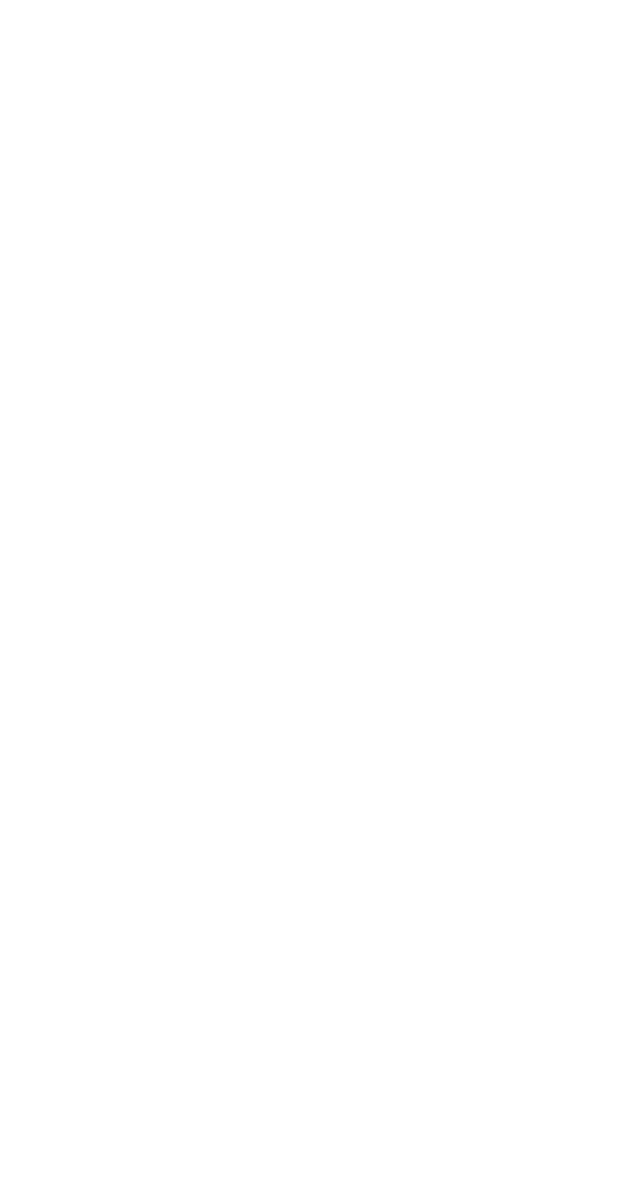
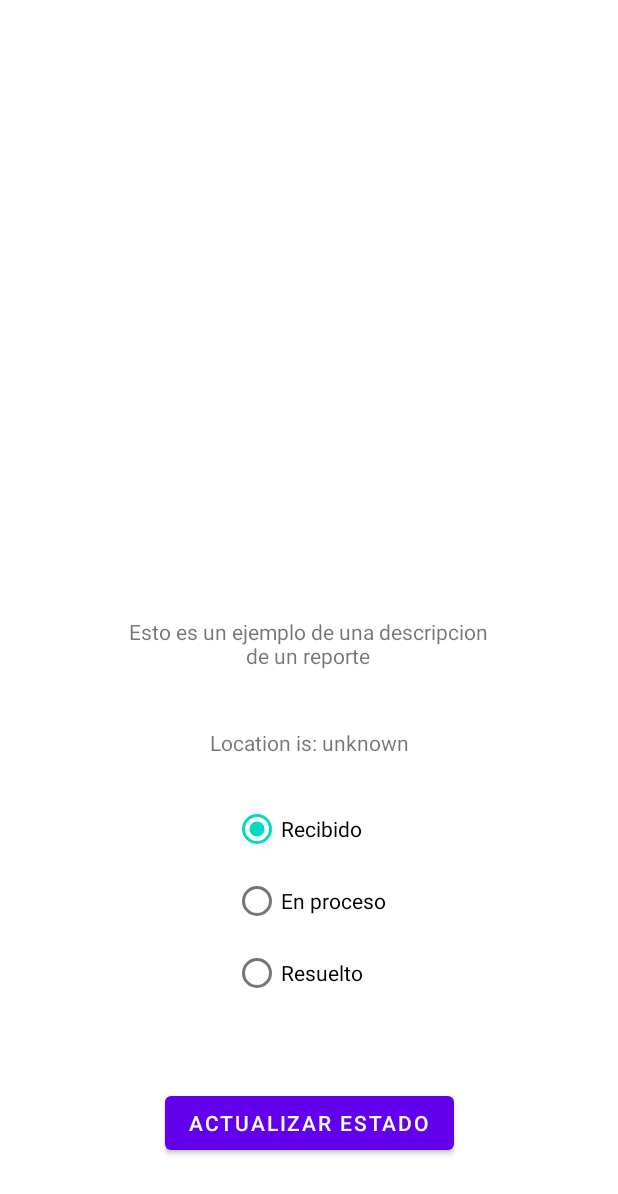
Before and after one commit to EdithBenvenuto/TamayoReport, an Android app: the VerReporte_Admin screen opened directly, with no data from a screen before it, on a phone screen of 412 x 824 dp. Before the commit the part shown is empty. Shown: the top 1194 px of the screen. Run offline under Robolectric (Android 15) with nearby library versions, the phone set to English and light mode, and no system bars; our stand-ins replace Picasso; pictures from the network do not load; 7 statements that could not run were skipped.

Commit message:
Se agrega la opcion de modificar reporte
Si el usuario es admin entonces se abre un activity diferente

```diff
--- a/Frontend/app/src/main/AndroidManifest.xml
+++ b/Frontend/app/src/main/AndroidManifest.xml
@@ -27,7 +27,7 @@
             android:name=".controller.PostReporteActivity"
             android:exported="true" />
         <activity
-            android:name=".controller.CategoriesActivity"
+            android:name=".controller.MainActivity"
             android:exported="true" />
         <activity
             android:name=".controller.HomeScreenLoggedActivity"
@@ -42,7 +42,7 @@
             android:name=".controller.LoginActivity"
             android:exported="true" />
         <activity
-            android:name=".controller.MainActivity"
+            android:name=".controller.CategoriesActivity"
             android:exported="true">
             <intent-filter>
                 <action android:name="android.intent.action.MAIN" />
--- a/Frontend/app/src/main/java/com/example/tamayoreport/controller/ListAdapter.kt
+++ b/Frontend/app/src/main/java/com/example/tamayoreport/controller/ListAdapter.kt
@@ -52,9 +52,9 @@ class ListAdapter(
             }
             fecha.text = report.date
             when (report.state) {
-                "reportado" -> fondo.setBackgroundColor(Color.parseColor("#F75437"))
-                "proceso" -> fondo.setBackgroundColor(Color.parseColor("#F7DD37"))
-                "terminado" -> fondo.setBackgroundColor(Color.parseColor("#37F780"))
+                "Recibido" -> fondo.setBackgroundColor(Color.parseColor("#F75437"))
+                "En proceso" -> fondo.setBackgroundColor(Color.parseColor("#F7DD37"))
+                "Resuelto" -> fondo.setBackgroundColor(Color.parseColor("#37F780"))
             }
             when (report.category) {
                 "Luminarias" -> imagen.setImageResource(R.drawable.luminarias)
--- a/Frontend/app/src/main/java/com/example/tamayoreport/controller/VerReporte_Admin.kt
+++ b/Frontend/app/src/main/java/com/example/tamayoreport/controller/VerReporte_Admin.kt
@@ -2,11 +2,63 @@ package com.example.tamayoreport.controller
 
 import androidx.appcompat.app.AppCompatActivity
 import android.os.Bundle
+import android.widget.*
 import com.example.tamayoreport.R
+import com.example.tamayoreport.model.entities.Report
+import com.squareup.picasso.Picasso
 
 class VerReporte_Admin : AppCompatActivity() {
+    var reportesHard: List<Report> = listOf(
+        Report("1","Heces de Perro","https://raw.githubusercontent.com/PokeAPI/sprites/master/sprites/pokemon/132.png","11/10","41N 32.3E","perrito miando estoy tratando de sobrebordar todo el pinche texto","Recibido"),
+        Report("2","Basura","https://raw.githubusercontent.com/PokeAPI/sprites/master/sprites/pokemon/13.png","05/23","41N 32.3E","la mama","Resuelto"),
+        Report("3","Perro sin correa","https://raw.githubusercontent.com/PokeAPI/sprites/master/sprites/pokemon/52.png","03/03","41N 32.3E","de la mama","En proceso"),
+        Report("4","Ramas Obstruyendo el Paso","https://raw.githubusercontent.com/PokeAPI/sprites/master/sprites/pokemon/282.png","02/14","41N 32.3E","mientras siga viendo","Resuelto"),
+        Report("5","Perro sin correa","https://raw.githubusercontent.com/PokeAPI/sprites/master/sprites/pokemon/342.png","31/03","41N 32.3E","tu cara en la cara","En proceso"),
+        Report("6","Luminarias","https://raw.githubusercontent.com/PokeAPI/sprites/master/sprites/pokemon/582.png","06/07","41N 32.3E","de la luna","Resuelto"),
+        Report("7","Mal uso de instalaciones o faltas al reglamento","https://raw.githubusercontent.com/PokeAPI/sprites/master/sprites/pokemon/132.png","11/10","41N 32.3E","perrito miando","Recibido"),
+        Report("8","Otros","https://raw.githubusercontent.com/PokeAPI/sprites/master/sprites/pokemon/13.png","05/23","41N 32.3E","la mama","Resuelto"),
+        Report("9","Desperfecto en Instalaciones","https://raw.githubusercontent.com/PokeAPI/sprites/master/sprites/pokemon/52.png","03/03","41N 32.3E","de la mama","En proceso"),
+        Report("10","Hierba Crecida","https://raw.githubusercontent.com/PokeAPI/sprites/master/sprites/pokemon/282.png","02/14","41N 32.3E","mientras siga viendo","Resuelto"),
+        Report("11","Ramas Obstruyendo el Paso","https://raw.githubusercontent.com/PokeAPI/sprites/master/sprites/pokemon/342.png","31/03","41N 32.3E","tu cara en la cara","En proceso"),
+        Report("12","Luminarias","https://raw.githubusercontent.com/PokeAPI/sprites/master/sprites/pokemon/582.png","06/07","41N 32.3E","de la luna","Resuelto"),
+    )   //Simulacion conexion con backend
+    lateinit var titulo: TextView
+    lateinit var descripcion: TextView
+    lateinit var location: TextView
+    lateinit var imagen: ImageView
+    lateinit var id: String
+    lateinit var report: Report
+    lateinit var selecion: RadioGroup
+    lateinit var boton: Button
     override fun onCreate(savedInstanceState: Bundle?) {
         super.onCreate(savedInstanceState)
         setContentView(R.layout.activity_ver_reporte_admin)
+        val b = intent.extras
+        id = b?.getString("id").toString()
+        report = reportesHard[id.toInt()-1] //Simular tomar dato de reporte especifico
+        titulo = findViewById(R.id.titulo)
+        descripcion = findViewById(R.id.descripcion)
+        location = findViewById(R.id.location)
+        imagen = findViewById(R.id.imageView)
+        selecion = findViewById(R.id.grupo)
+        boton = findViewById(R.id.botonEstado)
+        var radioButton: RadioButton = findViewById(R.id.RB1)
+        when(report.state){
+            "Recibido" -> radioButton = findViewById(R.id.RB1)
+            "En proceso" -> radioButton = findViewById(R.id.RB2)
+            "Resuelto" -> radioButton = findViewById(R.id.RB3)
+        }
+        radioButton.isChecked = true
+        titulo.text = "Reporte de "+report.category
+        descripcion.text = report.description
+        location.text = "Location: " + report.ubication
+        Picasso.get().load(report.photo).into(imagen)
+        boton.setOnClickListener(){
+            when (selecion.checkedRadioButtonId) {
+                R.id.RB1 -> Toast.makeText(applicationContext, "Cambia estado a 'Recibido'", Toast.LENGTH_SHORT).show()
+                R.id.RB2 -> Toast.makeText(applicationContext, "Cambia estado a 'En proceso'", Toast.LENGTH_SHORT).show()
+                R.id.RB3 -> Toast.makeText(applicationContext, "Cambia estado a 'Resuelto'", Toast.LENGTH_SHORT).show()
+            }
+        }
     }
 }
--- a/Frontend/app/src/main/res/layout/activity_ver_reporte.xml
+++ b/Frontend/app/src/main/res/layout/activity_ver_reporte.xml
@@ -24,7 +24,6 @@
         android:id="@+id/location"
         android:layout_width="175dp"
         android:layout_height="35dp"
-        android:layout_marginTop="52dp"
         android:layout_marginBottom="200dp"
         android:backgroundTint="#FFFFFF"
         android:text="Location is: unknown"
@@ -32,7 +31,7 @@
         app:layout_constraintBottom_toBottomOf="parent"
         app:layout_constraintEnd_toEndOf="parent"
         app:layout_constraintStart_toStartOf="parent"
-        app:layout_constraintTop_toTopOf="@+id/textView5" />
+        app:layout_constraintTop_toBottomOf="@+id/descripcion" />
 
     <TextView
         android:id="@+id/titulo"
--- a/Frontend/app/src/main/res/layout/activity_ver_reporte_admin.xml
+++ b/Frontend/app/src/main/res/layout/activity_ver_reporte_admin.xml
@@ -6,4 +6,100 @@
     android:layout_height="match_parent"
     tools:context=".controller.VerReporte_Admin">
 
+    <TextView
+        android:id="@+id/descripcion"
+        android:layout_width="250dp"
+        android:layout_height="43dp"
+        android:layout_marginTop="48dp"
+        android:text="Esto es un ejemplo de una descripcion de un reporte"
+        android:textAlignment="center"
+        app:layout_constraintBottom_toBottomOf="parent"
+        app:layout_constraintEnd_toEndOf="parent"
+        app:layout_constraintHorizontal_bias="0.496"
+        app:layout_constraintStart_toStartOf="parent"
+        app:layout_constraintTop_toTopOf="parent"
+        app:layout_constraintVertical_bias="0.496" />
+
+    <TextView
+        android:id="@+id/location"
+        android:layout_width="175dp"
+        android:layout_height="35dp"
+        android:layout_marginBottom="200dp"
+        android:backgroundTint="#FFFFFF"
+        android:text="Location is: unknown"
+        android:textAlignment="center"
+        app:layout_constraintBottom_toBottomOf="parent"
+        app:layout_constraintEnd_toEndOf="parent"
+        app:layout_constraintStart_toStartOf="parent"
+        app:layout_constraintTop_toBottomOf="@+id/descripcion"
+        app:layout_constraintVertical_bias="0.229" />
+
+    <TextView
+        android:id="@+id/titulo"
+        android:layout_width="0dp"
+        android:layout_height="wrap_content"
+        android:layout_marginStart="32dp"
+        android:layout_marginEnd="32dp"
+        android:textAlignment="center"
+        android:textAppearance="@style/TextAppearance.AppCompat.Large"
+        android:textSize="24sp"
+        android:textStyle="bold"
+        app:layout_constraintBottom_toBottomOf="parent"
+        app:layout_constraintEnd_toEndOf="parent"
+        app:layout_constraintHorizontal_bias="1.0"
+        app:layout_constraintStart_toStartOf="parent"
+        app:layout_constraintTop_toTopOf="parent"
+        app:layout_constraintVertical_bias="0.127"
+        tools:text="Reporte" />
+
+    <ImageView
+        android:id="@+id/imageView"
+        android:layout_width="293dp"
+        android:layout_height="202dp"
+        app:layout_constraintBottom_toBottomOf="parent"
+        app:layout_constraintEnd_toEndOf="parent"
+        app:layout_constraintStart_toStartOf="parent"
+        app:layout_constraintTop_toTopOf="parent"
+        app:layout_constraintVertical_bias="0.274"
+        tools:srcCompat="@tools:sample/backgrounds/scenic" />
+
+    <RadioGroup
+        android:id="@+id/grupo"
+        android:layout_width="wrap_content"
+        android:layout_height="wrap_content"
+        android:layout_marginTop="8dp"
+        android:orientation="vertical"
+        app:layout_constraintEnd_toEndOf="parent"
+        app:layout_constraintStart_toStartOf="parent"
+        app:layout_constraintTop_toBottomOf="@+id/location">
+
+        <RadioButton
+            android:id="@+id/RB1"
+            android:layout_width="match_parent"
+            android:layout_height="wrap_content"
+            android:text="Recibido"
+            android:checked="true" />
+
+        <RadioButton
+            android:id="@+id/RB2"
+            android:layout_width="match_parent"
+            android:layout_height="wrap_content"
+            android:text="En proceso" />
+
+        <RadioButton
+            android:id="@+id/RB3"
+            android:layout_width="match_parent"
+            android:layout_height="wrap_content"
+            android:text="Resuelto" />
+    </RadioGroup>
+
+    <Button
+        android:id="@+id/botonEstado"
+        android:layout_width="wrap_content"
+        android:layout_height="wrap_content"
+        android:text="Actualizar Estado"
+        app:layout_constraintBottom_toBottomOf="parent"
+        app:layout_constraintEnd_toEndOf="parent"
+        app:layout_constraintStart_toStartOf="parent"
+        app:layout_constraintTop_toBottomOf="@+id/grupo" />
 </androidx.constraintlayout.widget.ConstraintLayout>
```
Also changed, not shown: Frontend/app/src/main/java/com/example/tamayoreport/controller/VerReporte.kt (+12 -12 lines), Frontend/app/src/main/java/com/example/tamayoreport/controller/lista_reportes.kt (+23 -15 lines).
